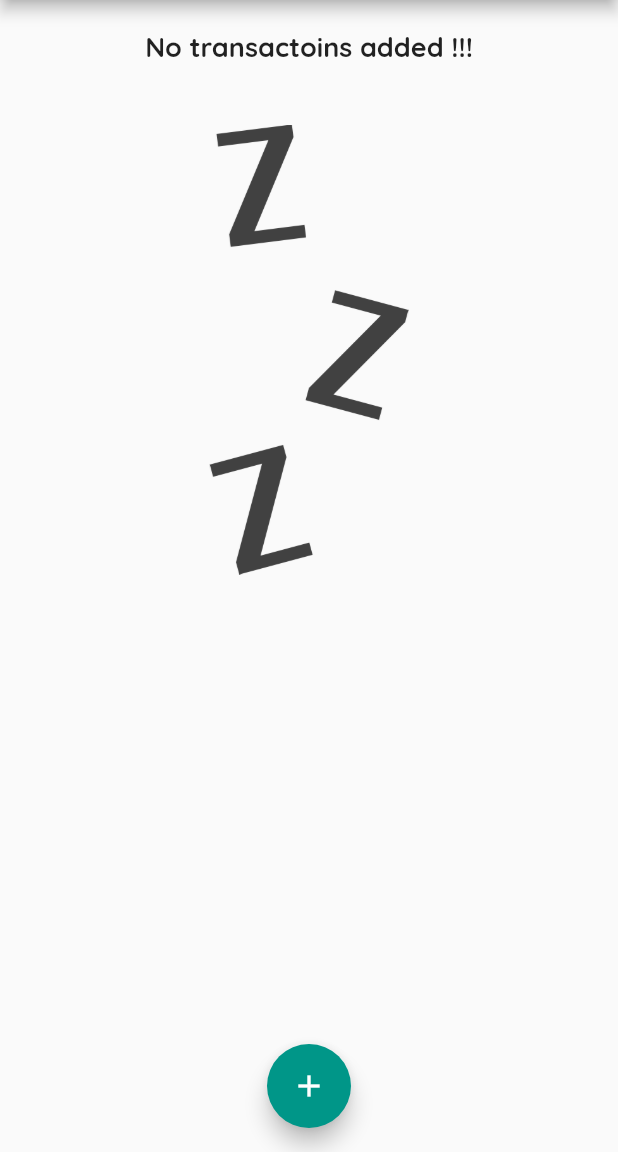
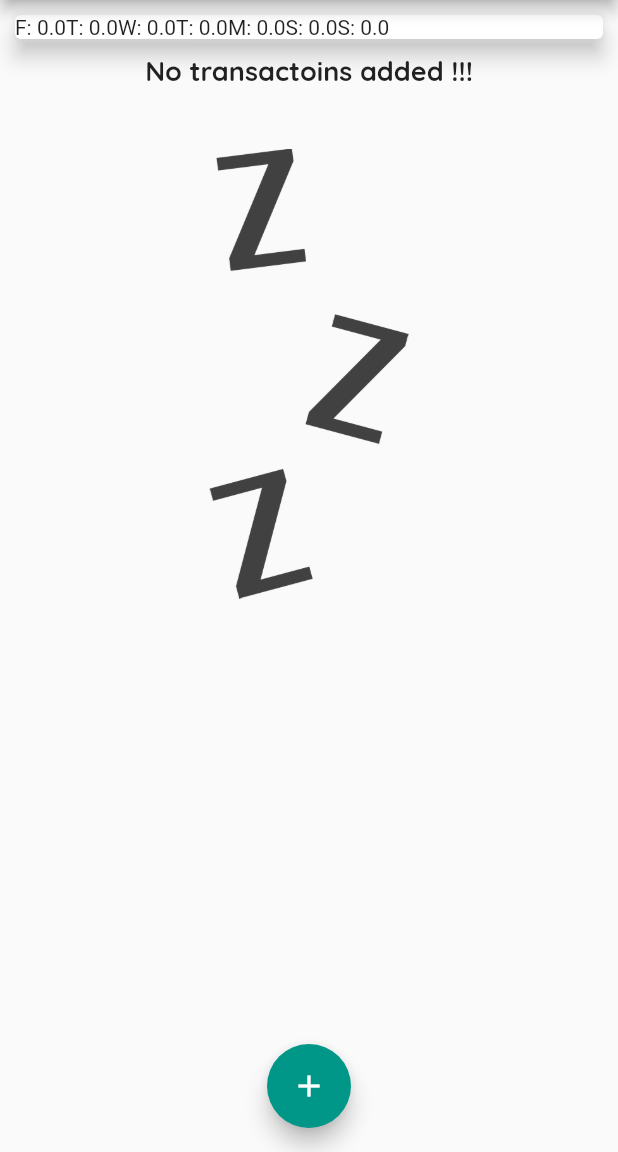
Before and after one commit to zuhairajamt/AppBelanja, a Flutter app: the screen it shows after launch, on a phone screen of 412 x 824 dp, the part 84-1236 px from its top. Run offline on Flutter 3.47's test engine with Material 2 defaults, Android fonts, the phone set to English and light mode, and no system bars.

Commit message:
Menambahkan bar spending amount (Belum dihias berbentuk chart)

```diff
--- a/lib/widgets/chart.dart
+++ b/lib/widgets/chart.dart
@@ -28,7 +28,7 @@
       print(totalSum);
 
       return {
-        'day': DateFormat.E().format(weekDay), // DateFormat.E ini dari package intl
+        'day': DateFormat.E().format(weekDay).substring(0,1), // DateFormat.E ini dari package intl substring ini biar huruf hari yang ditampilin cuma 1
         'amount': totalSum,
       };
     });
@@ -41,7 +41,9 @@
       margin: EdgeInsets.all(10),
       elevation: 6,
       child: Row(
-        children: <Widget>[],
+        children: groupedTransactionValues.map((data) {
+          return Text('${data['day']}: ${data['amount']}');
+        }).toList(),
       ),
     );
   }
```
Also changed, not shown: lib/widgets/chart_bar.dart (added, +50 -0 lines).
